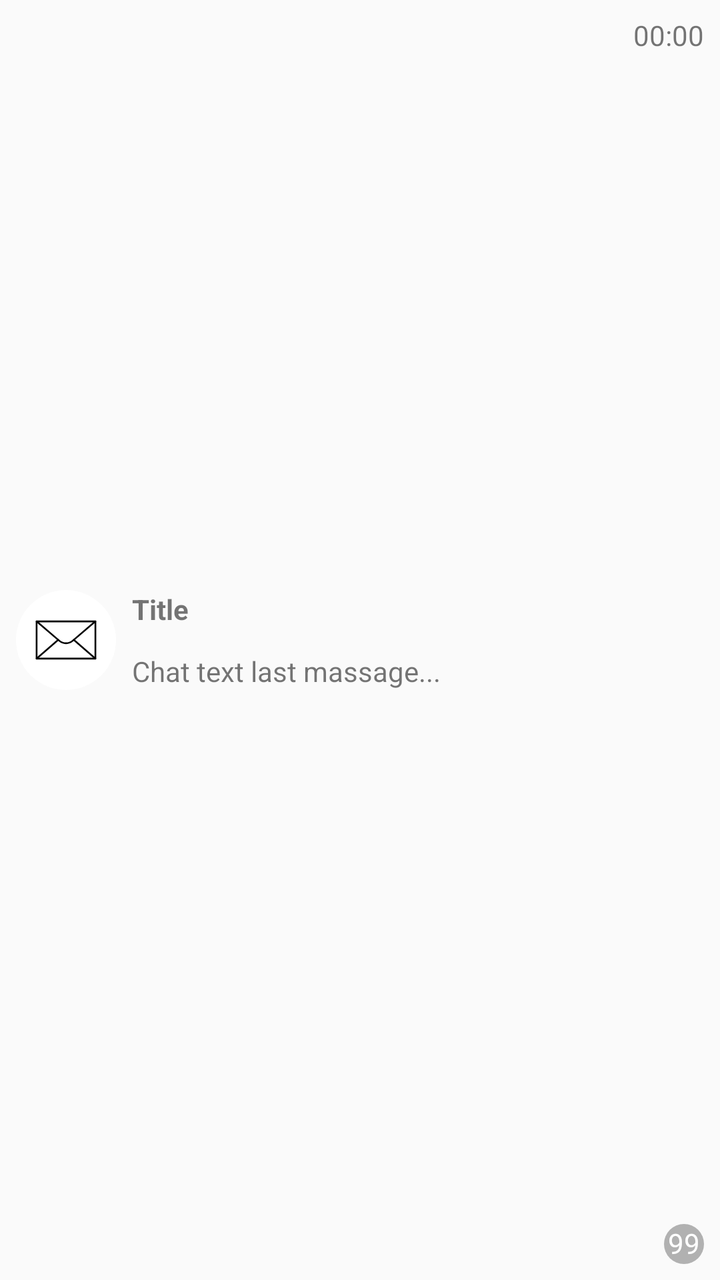
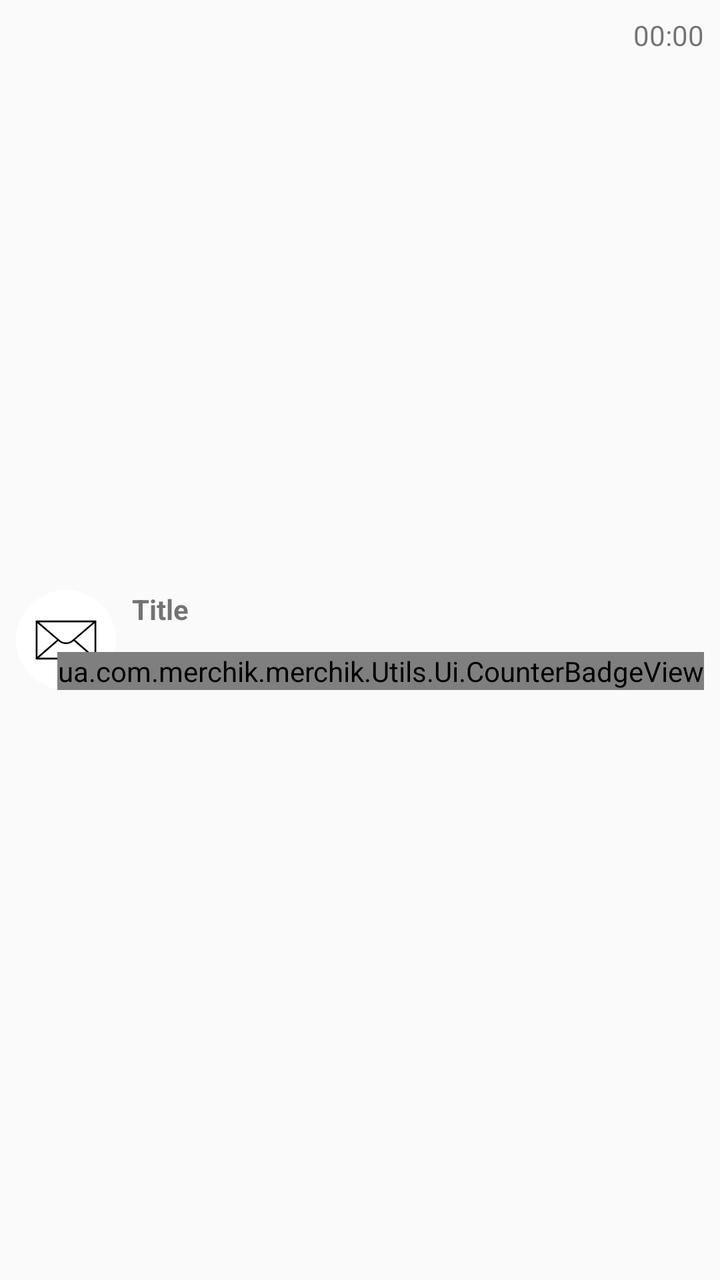

Before-and-after screenshots of an Android layout around one commit, followed by the original layout XML and the change that was made.
<!-- AndroidManifest.xml: application theme AppTheme -->
<!-- res/layout/item_rv_chat.xml -->
<?xml version="1.0" encoding="utf-8"?>
<androidx.constraintlayout.widget.ConstraintLayout xmlns:android="http://schemas.android.com/apk/res/android"
    xmlns:app="http://schemas.android.com/apk/res-auto"
    xmlns:tools="http://schemas.android.com/tools"
    android:layout_width="match_parent"
    android:layout_height="wrap_content">

    <ImageView
        android:id="@+id/chat_img"
        android:layout_width="50dp"
        android:layout_height="50dp"
        android:layout_marginStart="8dp"
        android:layout_marginLeft="8dp"
        android:layout_marginTop="8dp"
        android:layout_marginBottom="8dp"
        android:background="@drawable/selector_rounded_button"
        android:padding="9dp"
        android:scaleType="centerInside"

        app:layout_constraintBottom_toBottomOf="parent"
        app:layout_constraintStart_toStartOf="parent"
        app:layout_constraintTop_toTopOf="parent"
        app:srcCompat="@drawable/ic_email" />

    <TextView
        android:id="@+id/chat_title"
        android:layout_width="wrap_content"
        android:layout_height="wrap_content"
        android:layout_marginStart="8dp"
        android:layout_marginLeft="8dp"
        android:layout_marginEnd="8dp"
        android:layout_marginRight="8dp"
        android:text="Title"
        android:textStyle="bold"
        app:layout_constraintEnd_toStartOf="@+id/textView64"
        app:layout_constraintHorizontal_bias="0.0"
        app:layout_constraintStart_toEndOf="@+id/chat_img"
        app:layout_constraintTop_toTopOf="@+id/chat_img" />

    <TextView
        android:id="@+id/chat_last_msg"
        android:layout_width="wrap_content"
        android:layout_height="wrap_content"
        android:layout_marginStart="8dp"
        android:layout_marginLeft="8dp"
        android:layout_marginEnd="8dp"
        android:layout_marginRight="8dp"
        android:text="Chat text last massage..."
        app:layout_constraintBottom_toBottomOf="@+id/chat_img"
        app:layout_constraintEnd_toStartOf="@+id/include"
        app:layout_constraintHorizontal_bias="0.0"
        app:layout_constraintStart_toEndOf="@+id/chat_img" />

    <TextView
        android:id="@+id/time"
        android:layout_width="wrap_content"
        android:layout_height="wrap_content"
        android:layout_marginTop="8dp"
        android:layout_marginEnd="8dp"
        android:layout_marginRight="8dp"
        android:text="00:00"
        app:layout_constraintEnd_toEndOf="parent"
        app:layout_constraintTop_toTopOf="parent" />

    <include
        android:id="@+id/include"
        layout="@layout/counter"
        android:layout_width="wrap_content"
        android:layout_height="wrap_content"
        android:layout_marginEnd="8dp"
        android:layout_marginRight="8dp"
        android:layout_marginBottom="8dp"
        app:layout_constraintBottom_toBottomOf="parent"
        app:layout_constraintEnd_toEndOf="parent" />

</androidx.constraintlayout.widget.ConstraintLayout>
<!-- res/layout/counter.xml (included above) -->
<?xml version="1.0" encoding="utf-8"?>
<androidx.constraintlayout.widget.ConstraintLayout xmlns:android="http://schemas.android.com/apk/res/android"
    xmlns:app="http://schemas.android.com/apk/res-auto"
    android:id="@+id/counter_layout"
    android:layout_width="wrap_content"
    android:layout_height="wrap_content">

    <TextView
        android:id="@+id/counter_num"
        android:layout_width="20dip"
        android:layout_height="20dip"
        android:layout_gravity="top|center_horizontal"
        android:background="@drawable/counter_background"
        android:clickable="false"
        android:gravity="top|center_horizontal"
        android:text="99"
        android:textColor="@color/white"
        app:layout_constraintBottom_toBottomOf="parent"
        app:layout_constraintEnd_toEndOf="parent"
        app:layout_constraintStart_toStartOf="parent"
        app:layout_constraintTop_toTopOf="parent" />
</androidx.constraintlayout.widget.ConstraintLayout>
<!-- resources referenced by this layout -->
<resources>
  <color name="white">#FFFFFF</color>
  <!-- drawable counter_background (drawable) -->
  <?xml version="1.0" encoding="utf-8"?>
  <shape xmlns:android="http://schemas.android.com/apk/res/android"
      android:shape="oval" >
      <solid android:color="@color/colorUnselectedTab" />
  </shape>
  <!-- drawable ic_email (drawable) -->
  <vector xmlns:android="http://schemas.android.com/apk/res/android"
      android:width="512dp"
      android:height="512dp"
      android:viewportWidth="74"
      android:viewportHeight="74">
    <path
        android:fillColor="#FF000000"
        android:pathData="m71,59.5h-68a1,1 0,0 1,-1 -1v-43a1,1 0,0 1,1 -1h68a1,1 0,0 1,1 1v43a1,1 0,0 1,-1 1zM4,57.5h66v-41h-66z"/>
    <path
        android:fillColor="#FF000000"
        android:pathData="m37,41.751a12.95,12.95 0,0 1,-8.425 -3.123l-26.224,-22.367a1,1 0,0 1,1.3 -1.521l26.222,22.366a10.937,10.937 0,0 0,14.255 0l26.223,-22.367a1,1 0,0 1,1.3 1.521l-26.225,22.368a12.954,12.954 0,0 1,-8.426 3.123z"/>
    <path
        android:fillColor="#FF000000"
        android:pathData="m71,59.5a1,1 0,0 1,-0.655 -0.245l-24.99,-21.68a1,1 0,0 1,1.311 -1.511l24.99,21.68a1,1 0,0 1,-0.656 1.756z"/>
    <path
        android:fillColor="#FF000000"
        android:pathData="m3,59.5a1,1 0,0 1,-0.655 -1.755l24.99,-21.68a1,1 0,0 1,1.311 1.511l-24.991,21.679a1,1 0,0 1,-0.655 0.245z"/>
  </vector>
  <!-- drawable selector_rounded_button (drawable) -->
  <?xml version="1.0" encoding="utf-8"?>
  <selector xmlns:android="http://schemas.android.com/apk/res/android">
      <item android:state_pressed="false">
          <shape android:shape="oval">
              <solid android:color="#FFFFFF"/>
          </shape>
      </item>
  </selector>
  <style name="AppTheme" parent="Theme.AppCompat.Light">
          
          <item name="colorPrimary">@color/colorPrimary</item>
          <item name="colorPrimaryDark">@color/colorPrimaryDark</item>
          <item name="colorAccent">@color/colorAccent</item>
  
          
          <item name="colorControlActivated">@color/blue</item>
  
          
          <item name="colorControlNormal">@color/hintColorDefault</item>
      </style>
  <color name="colorUnselectedTab">#B1B1B1</color>
  <color name="colorPrimary">#3F51B5</color>
  <color name="colorPrimaryDark">#303F9F</color>
  <color name="colorAccent">#FF4081</color>
  <color name="blue">#008ced</color>
  <color name="hintColorDefault">#808080</color>
</resources>

<!-- the commit's change to res/layout/item_rv_chat.xml (unified diff, before → after) -->
@@ -70,7 +70,8 @@
         android:layout_marginEnd="8dp"
         android:layout_marginRight="8dp"
         android:layout_marginBottom="8dp"
-        app:layout_constraintBottom_toBottomOf="parent"
+        android:translationY="@dimen/counter_badge_raised_offset"
+        app:layout_constraintTop_toTopOf="@id/chat_last_msg"
         app:layout_constraintEnd_toEndOf="parent" />
 
 </androidx.constraintlayout.widget.ConstraintLayout>
@@ -82,18 +83,17 @@
     android:layout_width="wrap_content"
     android:layout_height="wrap_content">
 
-    <TextView
+    <ua.com.merchik.merchik.Utils.Ui.CounterBadgeView
         android:id="@+id/counter_num"
-        android:layout_width="20dip"
-        android:layout_height="20dip"
+        android:layout_width="wrap_content"
+        android:layout_height="wrap_content"
         android:layout_gravity="top|center_horizontal"
-        android:background="@drawable/counter_background"
         android:clickable="false"
-        android:gravity="top|center_horizontal"
         android:text="99"
         android:textColor="@color/white"
         app:layout_constraintBottom_toBottomOf="parent"
         app:layout_constraintEnd_toEndOf="parent"
         app:layout_constraintStart_toStartOf="parent"
-        app:layout_constraintTop_toTopOf="parent" />
+        app:layout_constraintTop_toTopOf="parent"
+        app:counterBadgeColor="@color/colorUnselectedTab" />
 </androidx.constraintlayout.widget.ConstraintLayout>
<!-- resource entries referenced after the edit -->
@@ -1,12 +1,7 @@
 <!-- resources referenced by this layout -->
 <resources>
   <color name="white">#FFFFFF</color>
-  <!-- drawable counter_background (drawable) -->
-  <?xml version="1.0" encoding="utf-8"?>
-  <shape xmlns:android="http://schemas.android.com/apk/res/android"
-      android:shape="oval" >
-      <solid android:color="@color/colorUnselectedTab" />
-  </shape>
+  <dimen name="counter_badge_raised_offset">-4dp</dimen>
   <!-- drawable ic_email (drawable) -->
   <vector xmlns:android="http://schemas.android.com/apk/res/android"
       android:width="512dp"
